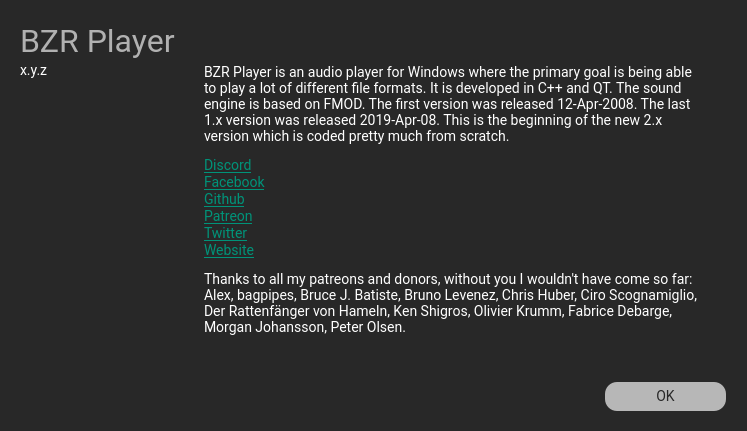
Qt form src/app/about.ui (aargirakis/BZRPlayer) before a commit.
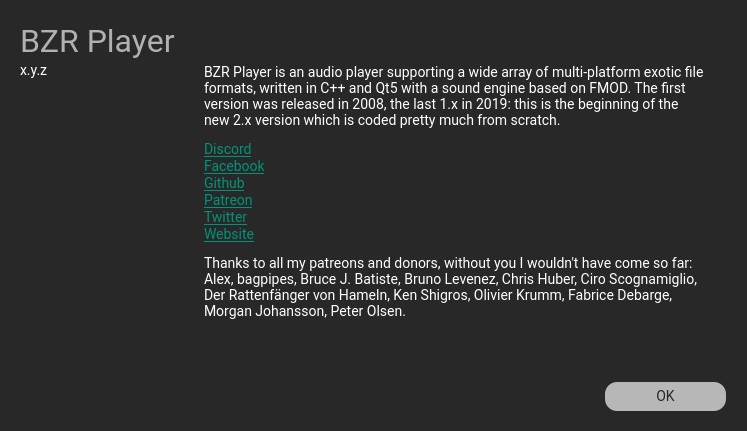
The same form after that commit. Icons and pictures are not drawn.

Commit message: chore(ui): update about dialog text

The edit to the form file:
```diff
--- a/src/app/about.ui
+++ b/src/app/about.ui
@@ -160,7 +160,7 @@
 &lt;html&gt;&lt;head&gt;&lt;meta name=&quot;qrichtext&quot; content=&quot;1&quot; /&gt;&lt;meta charset=&quot;utf-8&quot; /&gt;&lt;style type=&quot;text/css&quot;&gt;
 p, li { white-space: pre-wrap; }
 &lt;/style&gt;&lt;/head&gt;&lt;body style=&quot; font-family:'Roboto'; font-size:14px; font-weight:400; font-style:normal;&quot;&gt;
-&lt;p style=&quot; margin-top:12px; margin-bottom:12px; margin-left:0px; margin-right:0px; -qt-block-indent:0; text-indent:0px;&quot;&gt;&lt;span style=&quot; font-size:14px;&quot;&gt;BZR Player is an audio player for Windows where the primary goal is being able to play a lot of different file formats. It is developed in C++ and QT. The sound engine is based on FMOD. The first version was released 12-Apr-2008. The last 1.x version was released 2019-Apr-08. This is the beginning of the new 2.x version which is coded pretty much from scratch.&lt;/span&gt;&lt;/p&gt;
+&lt;p style=&quot; margin-top:12px; margin-bottom:12px; margin-left:0px; margin-right:0px; -qt-block-indent:0; text-indent:0px;&quot;&gt;&lt;span style=&quot; font-size:14px;&quot;&gt;BZR Player is an audio player supporting a wide array of multi-platform exotic file formats, written in C++ and Qt5 with a sound engine based on FMOD. The first version was released in 2008, the last 1.x in 2019: this is the beginning of the new 2.x version which is coded pretty much from scratch.&lt;/span&gt;&lt;/p&gt;
 &lt;p style=&quot; margin-top:0px; margin-bottom:0px; margin-left:0px; margin-right:0px; -qt-block-indent:0; text-indent:0px;&quot;&gt;&lt;a href=&quot;https://discord.gg/feEBce8cFe&quot;&gt;&lt;span style=&quot; font-size:14px; text-decoration: underline; color:#009379;&quot;&gt;Discord&lt;/span&gt;&lt;/a&gt;&lt;/p&gt;
 &lt;p style=&quot; margin-top:0px; margin-bottom:0px; margin-left:0px; margin-right:0px; -qt-block-indent:0; text-indent:0px;&quot;&gt;&lt;a href=&quot;https://www.facebook.com/BZRPlayer&quot;&gt;&lt;span style=&quot; font-size:14px; text-decoration: underline; color:#009379;&quot;&gt;Facebook&lt;/span&gt;&lt;/a&gt;&lt;/p&gt;
 &lt;p style=&quot; margin-top:0px; margin-bottom:0px; margin-left:0px; margin-right:0px; -qt-block-indent:0; text-indent:0px;&quot;&gt;&lt;a href=&quot;https://github.com/aargirakis/BZRPlayer&quot;&gt;&lt;span style=&quot; font-size:14px; text-decoration: underline; color:#009379;&quot;&gt;Github&lt;/span&gt;&lt;/a&gt;&lt;/p&gt;
```
